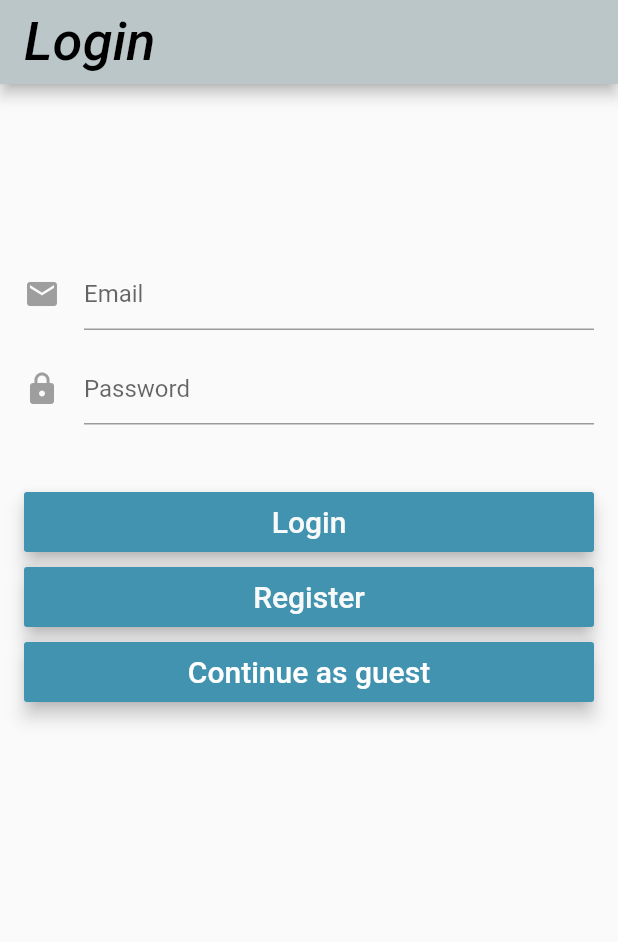
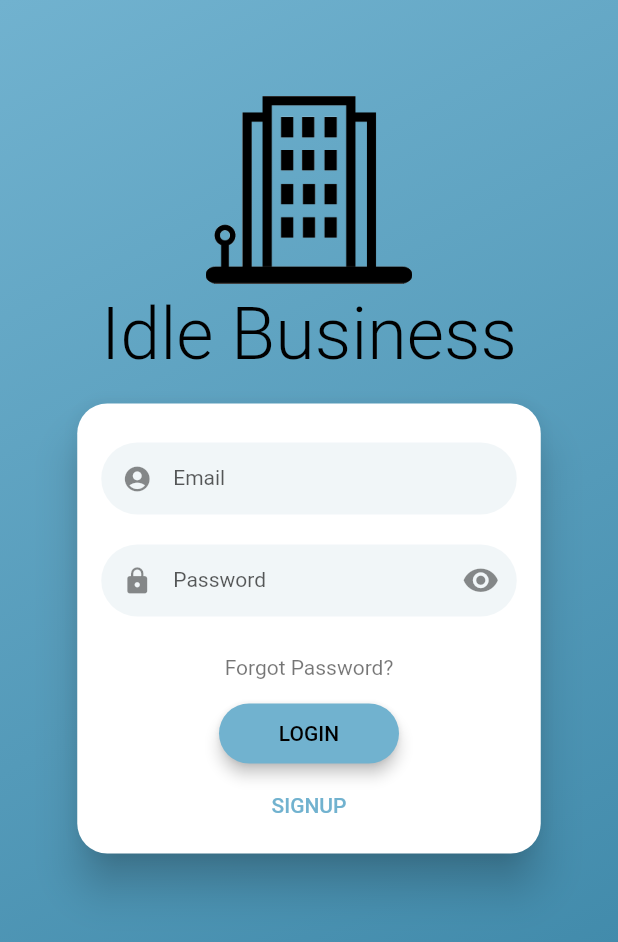
Before and after one commit to wethegreenpeople/IdleBusinessMobile, a Flutter app: the screen it shows after launch, on a phone screen of 412 x 824 dp. Shown: the top 942 px of the screen. Run offline on Flutter 3.47's test engine with Material 2 defaults, Android fonts, the phone set to English and light mode, and no system bars; drawn by our look-alikes of flutter_login; our stand-ins replace firebase_analytics, firebase_core, material_design_icons_flutter, numberpicker, persistent_bottom_nav_bar, shared_preferences and 1 more; accounts and stored records are empty; Roboto replaces fonts that are missing (Hind).

Commit message:
Update login screen

```diff
--- a/lib/Helpers/AuthHelper.dart
+++ b/lib/Helpers/AuthHelper.dart
@@ -1,5 +1,6 @@
 import 'dart:async';
 import 'dart:convert';
+import 'package:flutter/material.dart';
 import 'package:http/http.dart' as http;
 import 'dart:io';
 import 'package:idlebusiness_mobile/Helpers/AppHelper.dart';
@@ -114,6 +115,7 @@ class Auth extends BaseAuth {
       if (response.statusCode == 200) {
         _setLoginState(true);
         _saveBusinessId(json.decode(response.body)['Id'].toString());
+        debugPrint(response.body);
         return true;
       } else if (response.statusCode == 401 && firstTry) {
         saveNewToken();
--- a/lib/Services/FireBase.dart
+++ b/lib/Services/FireBase.dart
@@ -1,3 +1,3 @@
 import 'package:firebase_analytics/firebase_analytics.dart';
 
-final FirebaseAnalytics analytics = FirebaseAnalytics();
+final FirebaseAnalytics analytics = FirebaseAnalytics.instance;
--- /dev/null
+++ b/lib/Views/Login/Login2.dart
@@ -0,0 +1,66 @@
+import 'package:flutter/material.dart';
+import 'package:flutter_login/flutter_login.dart';
+import 'package:idlebusiness_mobile/Helpers/AuthHelper.dart' as AuthHelper;
+import 'package:idlebusiness_mobile/Views/PurchaseAssets/CustomColors.dart';
+import '../../main.dart';
+
+const users = const {
+  'dribbble@gmail.com': '12345',
+  'hunter@gmail.com': 'hunter',
+};
+
+class LoginScreen extends StatelessWidget {
+  Duration get loginTime => Duration(milliseconds: 2250);
+
+  Future<String> _authUser(LoginData data) async {
+    var success = await AuthHelper.Auth().signIn(data.name, data.password);
+    if (success) {
+      return null;
+    } else {
+      return 'Invalid credentials';
+    }
+  }
+
+  Future<String> _signupUser(SignupData data) async {
+    var businessName = data.additionalSignupData["businessName"];
+    var response = await AuthHelper.Auth()
+        .signUp(data.name, data.password, true, businessName);
+
+    if (response == "true") return null;
+    return response;
+  }
+
+  Future<String> _recoverPassword(String name) {
+    debugPrint('Name: $name');
+    return Future.delayed(loginTime).then((_) {
+      if (!users.containsKey(name)) {
+        return 'User not exists';
+      }
+      return null;
+    });
+  }
+
+  @override
+  Widget build(BuildContext context) {
+    return FlutterLogin(
+      title: 'Idle Business',
+      logo: const AssetImage('assets/images/icon_transparent.png'),
+      onLogin: _authUser,
+      onSignup: _signupUser,
+      additionalSignupFields: [
+        UserFormField(keyName: "businessName", displayName: "Business Name")
+      ],
+      theme: LoginTheme(
+        primaryColor: Color.fromARGB(255, 113, 178, 207),
+        accentColor: Colors.black,
+        buttonStyle: TextStyle(color: Colors.black),
+      ),
+      onSubmitAnimationCompleted: () {
+        Navigator.of(context).pushReplacement(MaterialPageRoute(
+          builder: (context) => MyHomePage(title: 'Purchase Assets'),
+        ));
+      },
+      onRecoverPassword: _recoverPassword,
+    );
+  }
+}
--- a/lib/Views/PurchaseAssets/PurchaseAssetsVM.dart
+++ b/lib/Views/PurchaseAssets/PurchaseAssetsVM.dart
@@ -7,6 +7,7 @@ import 'package:idlebusiness_mobile/Stores/BusinessStore.dart';
 import 'package:idlebusiness_mobile/Stores/PurchasableStore.dart';
 import 'package:idlebusiness_mobile/Views/CreateItem/CreateItem.dart';
 import 'package:idlebusiness_mobile/Views/Login/Login.dart';
+import 'package:idlebusiness_mobile/Views/Login/Login2.dart';
 import 'package:idlebusiness_mobile/Views/PurchaseAssets/CustomColors.dart';
 import 'package:idlebusiness_mobile/Views/Sector/Sector.dart';
 import 'package:persistent_bottom_nav_bar/persistent-tab-view.dart';
@@ -107,7 +108,7 @@ class PurchaseAssetsVM extends ChangeNotifier {
   Future<void> _pushLogin(BuildContext context) async {
     await pushNewScreen(
       context,
-      screen: LoginPage(),
+      screen: LoginScreen(),
       withNavBar: false,
       pageTransitionAnimation: PageTransitionAnimation.cupertino,
     );
--- a/lib/main.dart
+++ b/lib/main.dart
@@ -1,4 +1,5 @@
 import 'package:firebase_analytics/observer.dart';
+import 'package:firebase_core/firebase_core.dart';
 import 'package:flutter/foundation.dart';
 import 'package:flutter/material.dart';
 import 'package:idlebusiness_mobile/Views/Login/Login.dart';
@@ -6,6 +7,7 @@ import 'package:shared_preferences/shared_preferences.dart';
 import 'Helpers/LifeCycleHelper.dart';
 import 'Services/FireBase.dart';
 import 'Stores/BusinessStore.dart';
+import 'Views/Login/Login2.dart';
 import 'Views/Messages/Messages.dart';
 import 'Views/PurchaseAssets/CustomColors.dart';
 import 'Views/PurchaseAssets/PurchaseAssets.dart';
@@ -18,20 +20,19 @@ void main() {
 }
 
 class MyApp extends StatelessWidget {
-  final FirebaseAnalyticsObserver firebaseObserver =
-      FirebaseAnalyticsObserver(analytics: analytics);
-
   @override
   Widget build(BuildContext context) {
+    return FutureBuilder<FirebaseApp>(
+        future: Firebase.initializeApp(),
+        builder: (context, snapshot) {
+          if (snapshot.connectionState == ConnectionState.done) {
             return LayoutBuilder(
               builder: (context, constraints) {
                 return OrientationBuilder(builder: (context, orientation) {
-          SizerUtil().init(constraints, orientation);
                   return MaterialApp(
                     title: 'IdleBusiness',
-            navigatorObservers: [firebaseObserver],
                     theme: ThemeData(
-              primarySwatch: CustomColors.colorPrimaryBlueAccent,
+                      primarySwatch: CustomColors.colorPrimaryBlue,
                       visualDensity: VisualDensity.adaptivePlatformDensity,
                       primaryColor: CustomColors.colorPrimaryBlue,
                       accentColor: CustomColors.colorPrimaryBlueAccent,
@@ -39,12 +40,14 @@ class MyApp extends StatelessWidget {
                       // Define the default TextTheme. Use this to specify the default
                       // text styling for headlines, titles, bodies of text, and more.
                       textTheme: TextTheme(
-                headline1:
-                    TextStyle(fontSize: 72.0, fontWeight: FontWeight.bold),
-                headline6:
-                    TextStyle(fontSize: 36.0, fontStyle: FontStyle.italic),
-                bodyText1: TextStyle(fontSize: 21.0, fontFamily: 'Hind'),
-                bodyText2: TextStyle(fontSize: 14.0, fontFamily: 'Hind'),
+                        headline1: TextStyle(
+                            fontSize: 72.0, fontWeight: FontWeight.bold),
+                        headline6: TextStyle(
+                            fontSize: 36.0, fontStyle: FontStyle.italic),
+                        bodyText1:
+                            TextStyle(fontSize: 21.0, fontFamily: 'Hind'),
+                        bodyText2:
+                            TextStyle(fontSize: 14.0, fontFamily: 'Hind'),
                       ),
                     ),
                     home: FutureBuilder<SharedPreferences>(
@@ -56,12 +59,15 @@ class MyApp extends StatelessWidget {
                                 title: 'Purchase Assets',
                               );
                           }
-                  return LoginPage();
+                          return LoginScreen();
                         }),
                   );
                 });
               },
             );
+          }
+          return CircularProgressIndicator();
+        });
   }
 }
 
```
Also changed, not shown: pubspec.yaml (+7 -6 lines), pubspec.lock, 4 other files. Lines whose indentation alone changed are shown as unchanged.
